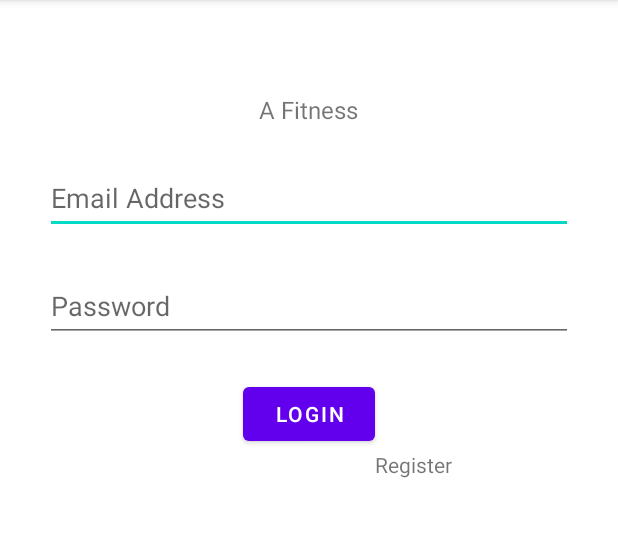
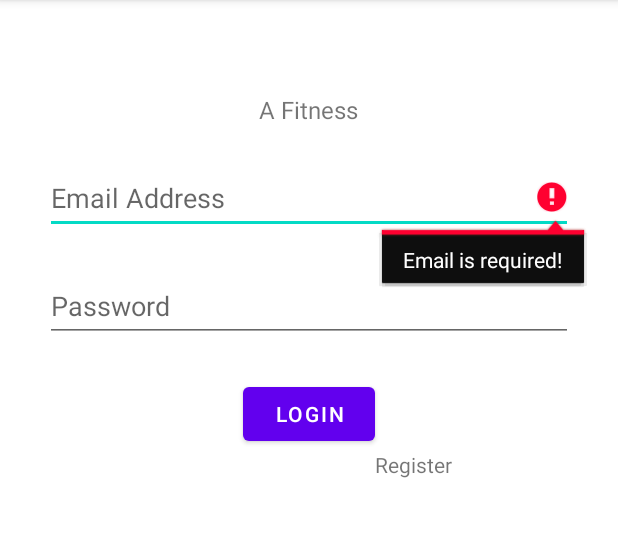
Before and after one commit to CS5520-A-STAR/A-STAR-Fitness, an Android app: the screen it shows after launch (MainActivity), after a tap on "LOGIN", on a phone screen of 412 x 824 dp, the part 84-621 px from its top. Run offline under Robolectric (Android 15) with nearby library versions, the phone set to English and light mode, and no system bars; our stand-ins replace Firebase (no records; nobody signed in at launch, a user with empty details on screens opened directly).

Commit message:
MainActivity Commit

```diff
--- a/app/src/main/java/com/project/a_star_fitness/MainActivity.java
+++ b/app/src/main/java/com/project/a_star_fitness/MainActivity.java
@@ -1,16 +1,102 @@
 package com.project.a_star_fitness;
 
+import androidx.annotation.NonNull;
 import androidx.appcompat.app.AppCompatActivity;
 
+import android.content.Intent;
 import android.os.Bundle;
+import android.util.Patterns;
+import android.view.View;
+import android.widget.Button;
+import android.widget.EditText;
+import android.widget.ProgressBar;
+import android.widget.TextView;
+import android.widget.Toast;
 
-public class MainActivity extends AppCompatActivity {
+import com.google.android.gms.tasks.OnCompleteListener;
+import com.google.android.gms.tasks.Task;
+import com.google.firebase.auth.AuthResult;
+import com.google.firebase.auth.FirebaseAuth;
+import com.google.firebase.auth.FirebaseUser;
+
+public class MainActivity extends AppCompatActivity implements View.OnClickListener {
+    private FirebaseAuth mAuth;
+    private TextView register;
+    private Button signIn;
+    private EditText editTextEmail;
+    private EditText editTextPassword;
+    private ProgressBar progressBar;
 
     @Override
     protected void onCreate(Bundle savedInstanceState) {
         super.onCreate(savedInstanceState);
         setContentView(R.layout.activity_main);
 
-        //test
+        mAuth = FirebaseAuth.getInstance();
+        register = findViewById(R.id.register);
+        signIn = findViewById(R.id.sign_in);
+        editTextEmail = findViewById(R.id.email_address);
+        editTextPassword = findViewById(R.id.password);
+        progressBar = findViewById(R.id.progress_bar);
+    }
+
+    @Override
+    public void onClick(View v) {
+        switch (v.getId()) {
+            case R.id.register:
+                startActivity(new Intent(this, RegisterActivity.class));
+                break;
+            case R.id.sign_in:
+                userLogin();
+                break;
+        }
+    }
+
+    private void userLogin() {
+        String email = editTextEmail.getText().toString().trim();
+        String password = editTextPassword.getText().toString().trim();
+
+        if (email.isEmpty()) {
+            editTextEmail.setError("Email is required!");
+            editTextEmail.requestFocus();
+            return;
+        }
+
+        if (!Patterns.EMAIL_ADDRESS.matcher(email).matches()) {
+            editTextEmail.setError("Please provide valid email!");
+            return;
+        }
+
+        if (password.isEmpty()) {
+            editTextPassword.setError("Password is required!");
+            editTextPassword.requestFocus();
+            return;
+        }
+        progressBar.setVisibility(View.VISIBLE);
+
+        mAuth.signInWithEmailAndPassword(email, password).addOnCompleteListener(new OnCompleteListener<AuthResult>() {
+            @Override
+            public void onComplete(@NonNull Task<AuthResult> task) {
+                if (task.isSuccessful()) {
+                    FirebaseUser user = FirebaseAuth.getInstance().getCurrentUser();
+                    if (user.isEmailVerified()) {
+                        // redirect to user profile
+                        Toast.makeText(MainActivity.this, "We'll enter new activity", Toast.LENGTH_SHORT).show();
+                        progressBar.setVisibility(View.GONE);
+                        startActivity(new Intent(MainActivity.this, HomeActivity.class));
+
+                    } else {
+                        user.sendEmailVerification();
+                        Toast.makeText(MainActivity.this, "Please check your email to verify your account!", Toast.LENGTH_SHORT).show();
+                        progressBar.setVisibility(View.GONE);
+                    }
+
+                } else {
+                    Toast.makeText(MainActivity.this, "Failed to login! Please check your credentials", Toast.LENGTH_SHORT).show();
+                    progressBar.setVisibility(View.GONE);
+                }
+            }
+        });
+
     }
 }
```
